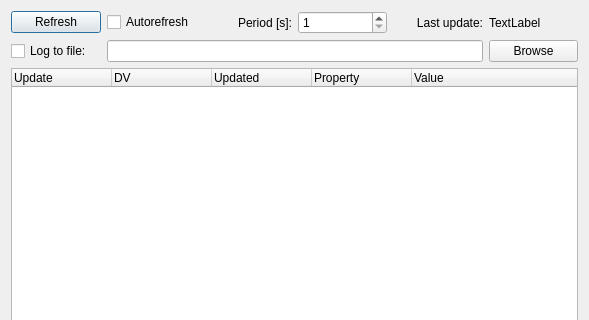
kmzbrnoI/mtb-config-tool, file ui/diag.ui: the form before one commit; both pictures show x 0 to 589 and y 0 to 320 of the 589 by 532 pixel window.
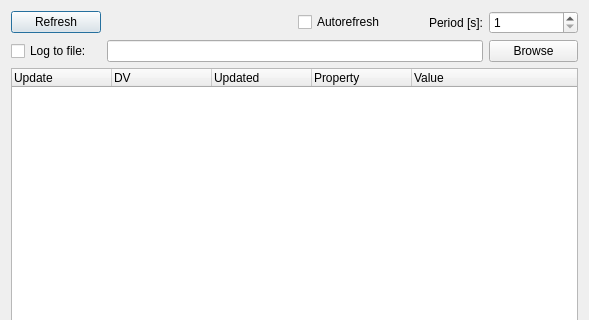
The form after the commit.

Commit message: Diag: make autorefresh work.

```diff
--- a/ui/diag.ui
+++ b/ui/diag.ui
@@ -16,16 +16,6 @@
   <layout class="QGridLayout" name="gridLayout">
    <item row="0" column="0">
     <layout class="QGridLayout" name="gl_main">
-     <item row="3" column="2">
-      <widget class="QLabel" name="label_2">
-       <property name="text">
-        <string>Period [s]:</string>
-       </property>
-       <property name="alignment">
-        <set>Qt::AlignRight|Qt::AlignTrailing|Qt::AlignVCenter</set>
-       </property>
-      </widget>
-     </item>
      <item row="3" column="0">
       <widget class="QPushButton" name="b_refresh">
        <property name="text">
@@ -33,23 +23,6 @@
        </property>
       </widget>
      </item>
-     <item row="3" column="4">
-      <widget class="QLabel" name="label">
-       <property name="text">
-        <string>Last update:</string>
-       </property>
-       <property name="alignment">
-        <set>Qt::AlignRight|Qt::AlignTrailing|Qt::AlignVCenter</set>
-       </property>
-      </widget>
-     </item>
-     <item row="3" column="5">
-      <widget class="QLabel" name="l_lastUpdate">
-       <property name="text">
-        <string>TextLabel</string>
-       </property>
-      </widget>
-     </item>
      <item row="5" column="0" colspan="6">
       <widget class="QTreeWidget" name="tw_dvs">
        <column>
@@ -79,23 +52,6 @@
        </column>
       </widget>
      </item>
-     <item row="3" column="1">
-      <widget class="QCheckBox" name="chb_autorefresh">
-       <property name="text">
-        <string>Autorefresh</string>
-       </property>
-      </widget>
-     </item>
-     <item row="3" column="3">
-      <widget class="QSpinBox" name="sb_period">
-       <property name="minimum">
-        <number>1</number>
-       </property>
-       <property name="maximum">
-        <number>3600</number>
-       </property>
-      </widget>
-     </item>
      <item row="4" column="0">
       <widget class="QCheckBox" name="chb_log_file">
        <property name="text">
@@ -113,6 +69,33 @@
      <item row="4" column="1" colspan="4">
       <widget class="QLineEdit" name="le_log_filename"/>
      </item>
+     <item row="3" column="5">
+      <widget class="QSpinBox" name="sb_period">
+       <property name="minimum">
+        <number>1</number>
+       </property>
+       <property name="maximum">
+        <number>3600</number>
+       </property>
+      </widget>
+     </item>
+     <item row="3" column="4">
+      <widget class="QLabel" name="label_2">
+       <property name="text">
+        <string>Period [s]:</string>
+       </property>
+       <property name="alignment">
+        <set>Qt::AlignRight|Qt::AlignTrailing|Qt::AlignVCenter</set>
+       </property>
+      </widget>
+     </item>
+     <item row="3" column="3">
+      <widget class="QCheckBox" name="chb_autorefresh">
+       <property name="text">
+        <string>Autorefresh</string>
+       </property>
+      </widget>
+     </item>
     </layout>
    </item>
   </layout>
```
The commit also changes 3 other files.
